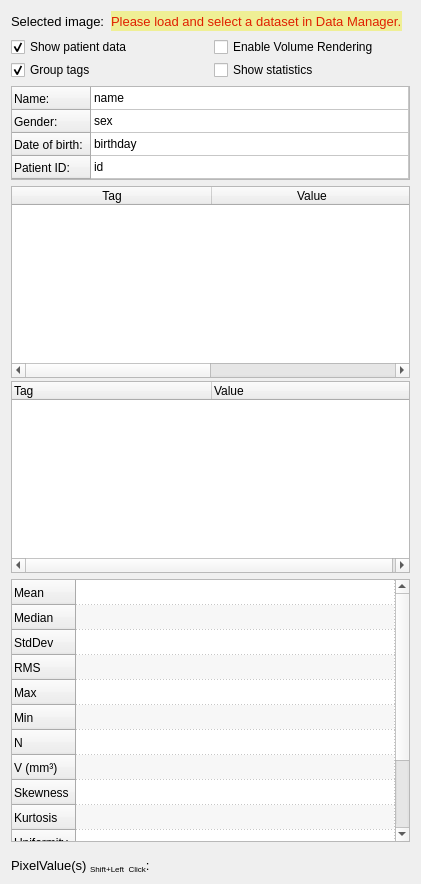
Before: the Qt Designer form Plugins/inova.popeproject.views.tools/src/internal/ToolsPluginControls.ui in simedcn/mitkapps, drawn with Qt 5.
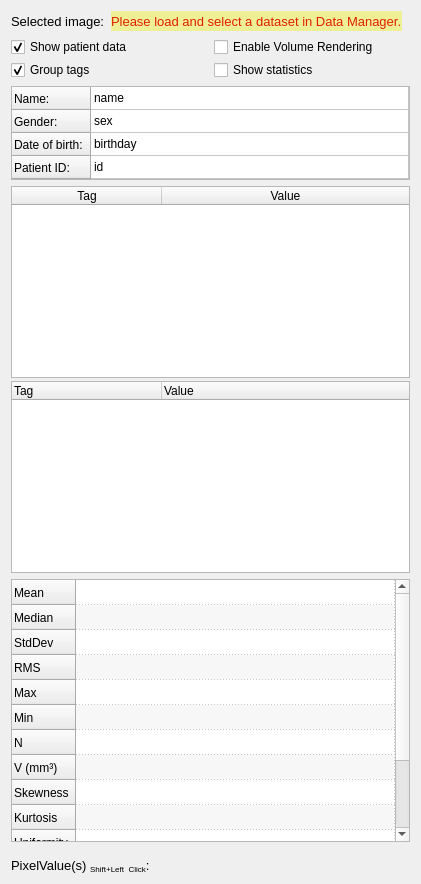
After: the same form once the commit is applied.

Commit message: - Plugin positions - Short names for images - Plugin StepSelector - PluginListener - Manual Registration

```diff
--- a/Plugins/inova.popeproject.views.tools/src/internal/ToolsPluginControls.ui
+++ b/Plugins/inova.popeproject.views.tools/src/internal/ToolsPluginControls.ui
@@ -331,7 +331,7 @@
          <bool>true</bool>
         </attribute>
         <attribute name="horizontalHeaderDefaultSectionSize">
-         <number>200</number>
+         <number>150</number>
         </attribute>
         <attribute name="horizontalHeaderHighlightSections">
          <bool>false</bool>
@@ -366,10 +366,10 @@
          <set>QAbstractItemView::DoubleClicked</set>
         </property>
         <attribute name="headerDefaultSectionSize">
-         <number>200</number>
+         <number>150</number>
         </attribute>
         <attribute name="headerMinimumSectionSize">
-         <number>200</number>
+         <number>150</number>
         </attribute>
         <column>
          <property name="text">
```
The commit also changes 41 other files.
